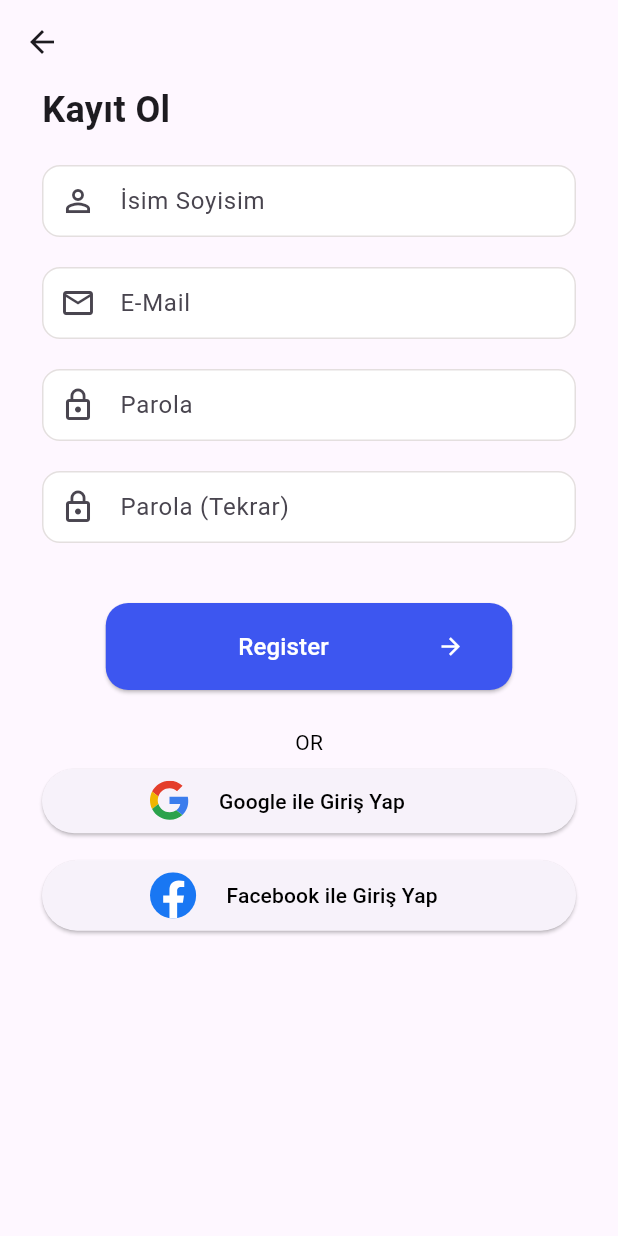
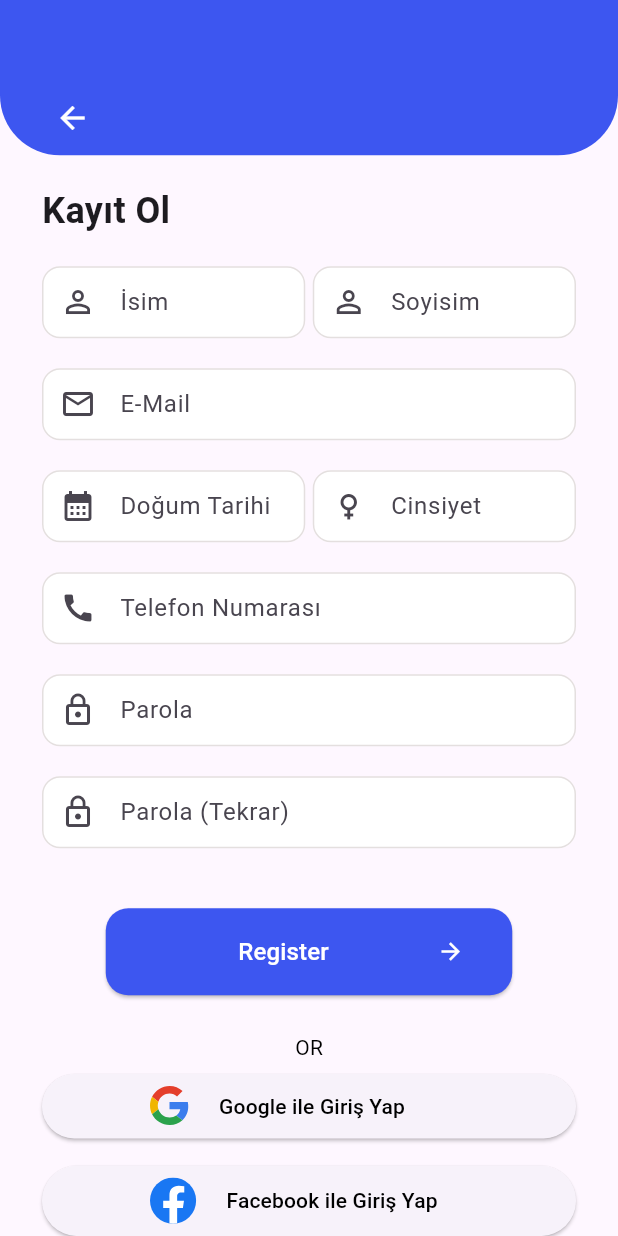
Before and after one commit to harundemirkaya/AldiGitti, a Flutter app: the RegisterPage screen opened directly, on a phone screen of 412 x 824 dp. Run offline on Flutter 3.47's test engine with Material 3 defaults, Android fonts, the phone set to English and light mode, and no system bars; our stand-ins replace cloud_firestore, firebase_auth, firebase_core, flutter_svg, geolocator, qr_flutter; missing offline and left inert: flutter_phone_direct_caller, qr_code_scanner; accounts and stored records are empty; network calls fail.

Commit message:
Added Personal Information Page

```diff
--- a/lib/Models/UserModel.dart
+++ b/lib/Models/UserModel.dart
@@ -2,5 +2,56 @@
 
 class UserModel {
   final String uid;
-  UserModel({required this.uid});
+  final String? name;
+  final String? surname;
+  final String? email;
+  final String? telephoneNumber;
+  final String? gender;
+  final String? birthDate;
+
+  UserModel({
+    required this.uid,
+    this.email,
+    this.name,
+    this.surname,
+    this.telephoneNumber,
+    this.gender,
+    this.birthDate,
+  });
+
+  factory UserModel.fromJson(Map<String, dynamic> json) {
+    return UserModel(
+      uid: json['uid'],
+      name: json['name'],
+      surname: json['surname'],
+      telephoneNumber: json['telephoneNumber'],
+      gender: json['gender'],
+      email: json['email'],
+      birthDate: json['birthDate'],
+    );
+  }
+
+  Map<String, dynamic> toJson() {
+    return {
+      'uid': uid,
+      'name': name,
+      'surname': surname,
+      'telephoneNumber': telephoneNumber,
+      'gender': gender,
+      'email': email,
+      'birthDate': birthDate,
+    };
+  }
+
+  Map<String, dynamic> toMap() {
+    return {
+      'uid': uid,
+      'name': name,
+      'surname': surname,
+      'gender': gender,
+      'email': email,
+      'birthDate': birthDate,
+      'telephoneNumber': telephoneNumber,
+    };
+  }
 }
--- a/lib/Views/Helpers/PrimaryProfileEditRow.dart
+++ b/lib/Views/Helpers/PrimaryProfileEditRow.dart
@@ -21,7 +21,7 @@ class _ProfileEditRowState extends State<ProfileEditRow> {
   @override
   Widget build(BuildContext context) {
     return GestureDetector(
-      onTap: () {},
+      onTap: widget.onTap,
       child: Row(
         children: [
           Text(
--- a/lib/Views/deliver_otp_page.dart
+++ b/lib/Views/deliver_otp_page.dart
@@ -11,7 +11,7 @@ class DeliverOTPPage extends StatefulWidget {
 }
 
 class _DeliverOTPPageState extends State<DeliverOTPPage> {
-  TextEditingController _otpController = TextEditingController();
+  final TextEditingController _otpController = TextEditingController();
 
   @override
   Widget build(BuildContext context) {
--- a/lib/Views/register_page.dart
+++ b/lib/Views/register_page.dart
@@ -2,6 +2,7 @@
 
 import 'package:aldigitti/ViewModels/RegisterViewModel.dart';
 import 'package:aldigitti/Views/Helpers/PrimaryLoginButton.dart';
+import 'package:aldigitti/Views/Helpers/PrimaryNavigationBar.dart';
 import 'package:aldigitti/Views/Helpers/PrimaryNextButton.dart';
 import 'package:aldigitti/Views/Helpers/PrimaryTextField.dart';
 import 'package:aldigitti/Views/bottom_navbar.dart';
@@ -16,7 +17,11 @@ class RegisterPage extends StatefulWidget {
 
 class _RegisterPageState extends State<RegisterPage> {
   final TextEditingController _nameController = TextEditingController();
+  final TextEditingController _surnameController = TextEditingController();
   final TextEditingController _mailController = TextEditingController();
+  final TextEditingController _birthDateController = TextEditingController();
+  final TextEditingController _genderController = TextEditingController();
+  final TextEditingController _telephoneNumber = TextEditingController();
   final TextEditingController _passwordController = TextEditingController();
   final TextEditingController _passwordAgainController =
       TextEditingController();
@@ -24,12 +29,17 @@ class _RegisterPageState extends State<RegisterPage> {
   Widget build(BuildContext context) {
     RegisterViewModel viewModel = RegisterViewModel(context: context);
     return Scaffold(
-      appBar: AppBar(
-        title: SizedBox(
-          width: 10,
+      body: Column(
+        children: [
+          PrimaryNavigationBar(
+            backButton: true,
           ),
+          SizedBox(
+            height: 20,
           ),
-      body: Padding(
+          Expanded(
+            child: SingleChildScrollView(
+              child: Padding(
                 padding: EdgeInsets.fromLTRB(28, 0, 28, 40),
                 child: Column(
                   crossAxisAlignment: CrossAxisAlignment.start,
@@ -44,10 +54,26 @@ class _RegisterPageState extends State<RegisterPage> {
                     SizedBox(
                       height: 20,
                     ),
-            PrimaryTextField(
+                    Row(
+                      children: [
+                        Expanded(
+                          child: PrimaryTextField(
                             controller: _nameController,
                             icon: Icons.person_outline,
-              placeholderText: "İsim Soyisim",
+                            placeholderText: "İsim",
+                          ),
+                        ),
+                        SizedBox(
+                          width: 5,
+                        ),
+                        Expanded(
+                          child: PrimaryTextField(
+                            controller: _surnameController,
+                            icon: Icons.person_outline,
+                            placeholderText: "Soyisim",
+                          ),
+                        ),
+                      ],
                     ),
                     SizedBox(
                       height: 20,
@@ -56,6 +82,41 @@ class _RegisterPageState extends State<RegisterPage> {
                       controller: _mailController,
                       icon: Icons.mail_outline,
                       placeholderText: "E-Mail",
+                    ),
+                    SizedBox(
+                      height: 20,
+                    ),
+                    Row(
+                      children: [
+                        Expanded(
+                          child: PrimaryTextField(
+                            controller: _birthDateController,
+                            icon: Icons.calendar_month,
+                            placeholderText: "Doğum Tarihi",
+                            isDateField: true,
+                          ),
+                        ),
+                        SizedBox(
+                          width: 5,
+                        ),
+                        Expanded(
+                          child: PrimaryTextField(
+                            controller: _genderController,
+                            icon: Icons.female,
+                            placeholderText: "Cinsiyet",
+                            isGenderSelect: true,
+                          ),
+                        ),
+                      ],
+                    ),
+                    SizedBox(
+                      height: 20,
+                    ),
+                    PrimaryTextField(
+                      controller: _telephoneNumber,
+                      icon: Icons.call,
+                      placeholderText: "Telefon Numarası",
+                      isTelephoneNumber: true,
                     ),
                     SizedBox(
                       height: 20,
@@ -82,15 +143,23 @@ class _RegisterPageState extends State<RegisterPage> {
                         buttonIcon: Icons.arrow_forward,
                         onPressed: () async {
                           if (_nameController.text != "" &&
+                              _surnameController.text != "" &&
                               _mailController.text != "" &&
                               _passwordController.text != "" &&
                               _passwordAgainController.text != "" &&
+                              _birthDateController.text != "" &&
+                              _genderController.text != "" &&
                               _passwordAgainController.text ==
                                   _passwordController.text) {
                             bool isRegistered = await viewModel.register(
                               _mailController.text,
                               _passwordController.text,
-                        _nameController.text);
+                              _nameController.text,
+                              _surnameController.text,
+                              _birthDateController.text,
+                              _genderController.text,
+                              _telephoneNumber.text,
+                            );
                             if (isRegistered) {
                               Navigator.push(
                                 context,
@@ -135,6 +204,10 @@ class _RegisterPageState extends State<RegisterPage> {
                   ],
                 ),
               ),
+            ),
+          ),
+        ],
+      ),
     );
   }
 }
```
Also changed, not shown: lib/ViewModels/PersonalInformationViewModel.dart (added, +44 -0 lines), lib/ViewModels/RegisterViewModel.dart (+13 -1 lines), lib/Views/Helpers/PrimaryTextField.dart (+50 -1 lines), lib/Views/personal_information_page.dart (added, +171 -0 lines), lib/Views/profile_page.dart (+9 -1 lines). Lines whose indentation alone changed are shown as unchanged.
